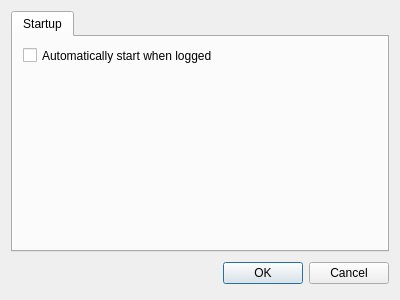
First picture: the form in source/optionsdialog.ui, repository martin-kudlicka/crypto-miner, before the edit.
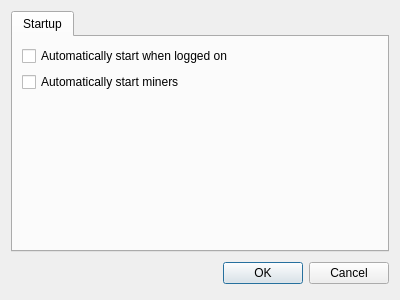
Second picture: the form after the edit.

Commit message: + mine on start option

What changed in the file:
```diff
--- a/source/optionsdialog.ui
+++ b/source/optionsdialog.ui
@@ -23,19 +23,35 @@
       <attribute name="title">
        <string>Startup</string>
       </attribute>
+      <layout class="QVBoxLayout" name="verticalLayout_2">
+       <item>
       <widget class="QCheckBox" name="startWithLogon">
-       <property name="geometry">
-        <rect>
-         <x>10</x>
-         <y>10</y>
-         <width>191</width>
-         <height>17</height>
-        </rect>
-       </property>
        <property name="text">
         <string>Automatically start when logged on</string>
        </property>
       </widget>
+       </item>
+       <item>
+        <widget class="QCheckBox" name="mineOnStart">
+         <property name="text">
+          <string>Automatically start miners</string>
+         </property>
+        </widget>
+       </item>
+       <item>
+        <spacer name="verticalSpacer">
+         <property name="orientation">
+          <enum>Qt::Vertical</enum>
+         </property>
+         <property name="sizeHint" stdset="0">
+          <size>
+           <width>20</width>
+           <height>40</height>
+          </size>
+         </property>
+        </spacer>
+       </item>
+      </layout>
      </widget>
     </widget>
    </item>
```
Lines whose indentation alone changed are shown as unchanged. The commit also changes 6 other files.
